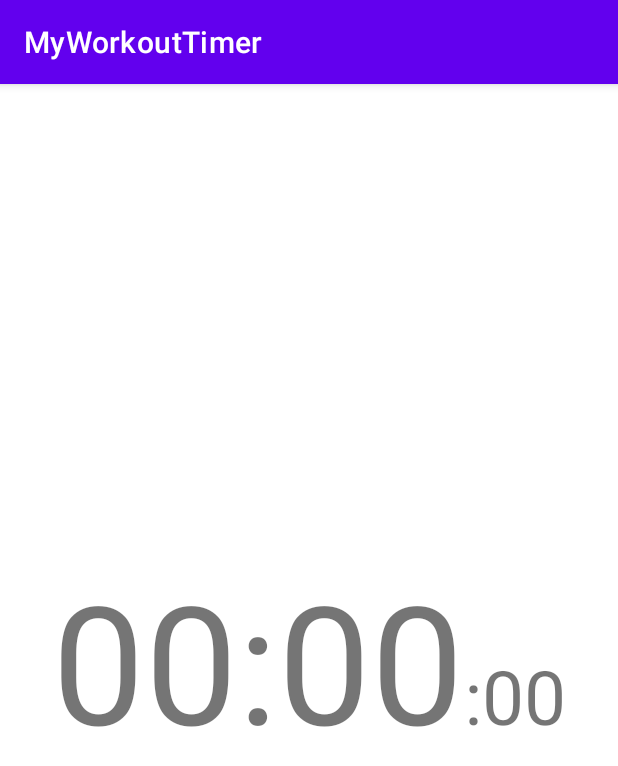
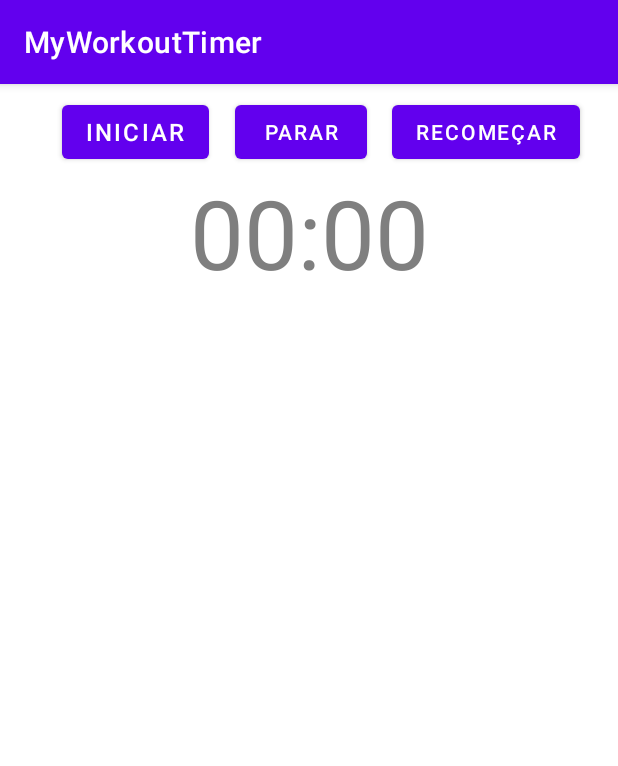
Before and after one commit to vcolofati/MyWorkoutTimerApp, an Android app: the screen it shows after launch (MainActivity), on a phone screen of 412 x 824 dp. Shown: the top 766 px of the screen. Run offline under Robolectric (Android 15) with nearby library versions, the phone set to English and light mode, and no system bars.

Commit message:
cronômetro criado, bem como botões para começar, parar e recomeçar treino.

```diff
--- a/app/build.gradle
+++ b/app/build.gradle
@@ -32,6 +32,7 @@ dependencies {
     implementation 'androidx.appcompat:appcompat:1.3.1'
     implementation 'com.google.android.material:material:1.4.0'
     implementation 'androidx.constraintlayout:constraintlayout:2.1.1'
+    implementation 'androidx.databinding:library:3.2.0-alpha11'
     testImplementation 'junit:junit:4.+'
     androidTestImplementation 'androidx.test.ext:junit:1.1.3'
     androidTestImplementation 'androidx.test.espresso:espresso-core:3.4.0'
--- a/app/src/main/AndroidManifest.xml
+++ b/app/src/main/AndroidManifest.xml
@@ -10,7 +10,7 @@
         android:supportsRtl="true"
         android:theme="@style/Theme.MyWorkoutTimer">
         <activity
-            android:name=".MainActivity"
+            android:name=".activities.MainActivity"
             android:exported="true">
             <intent-filter>
                 <action android:name="android.intent.action.MAIN" />
--- a/app/src/main/java/com/vcolofati/myworkouttimer/MainActivity.java
+++ /dev/null
@@ -1,25 +0,0 @@
-package com.vcolofati.myworkouttimer;
-
-import androidx.appcompat.app.AppCompatActivity;
-
-import android.os.Bundle;
-import android.widget.TextView;
-
-public class MainActivity extends AppCompatActivity {
-
-    private ViewHolder mViewHolder = new ViewHolder();
-
-    @Override
-    protected void onCreate(Bundle savedInstanceState) {
-        super.onCreate(savedInstanceState);
-        setContentView(R.layout.activity_main);
-
-        this.mViewHolder.textHourMinute = findViewById(R.id.text_hour_minute);
-        this.mViewHolder.textSeconds = findViewById(R.id.text_seconds);
-    }
-
-    private static class ViewHolder {
-        TextView textHourMinute;
-        TextView textSeconds;
-    }
-}
--- /dev/null
+++ b/app/src/main/java/com/vcolofati/myworkouttimer/activities/MainActivity.java
@@ -0,0 +1,35 @@
+package com.vcolofati.myworkouttimer.activities;
+
+import androidx.appcompat.app.AppCompatActivity;
+import androidx.databinding.DataBindingUtil;
+
+import android.os.Bundle;
+import android.os.SystemClock;
+import android.view.View;
+import android.widget.Button;
+import android.widget.Chronometer;
+import android.widget.TextView;
+
+import com.vcolofati.myworkouttimer.R;
+import com.vcolofati.myworkouttimer.util.MyChronometer;
+
+public class MainActivity extends AppCompatActivity {
+
+    private MyChronometer mChronometer = new MyChronometer();
+    private Button mStartButton, mStopButton, mResetButton;
+
+    @Override
+    protected void onCreate(Bundle savedInstanceState) {
+        super.onCreate(savedInstanceState);
+        setContentView(R.layout.activity_main);
+
+        mChronometer.setChronometer(findViewById(R.id.mainChronometer));
+        mStartButton = findViewById(R.id.buttonStart);
+        mStopButton = findViewById(R.id.buttonStop);
+        mResetButton = findViewById(R.id.buttonReset);
+
+        mStartButton.setOnClickListener(v -> mChronometer.start(v));
+        mStopButton.setOnClickListener(v -> mChronometer.stop(v));
+        mResetButton.setOnClickListener(v -> mChronometer.reset(v));
+    }
+}
--- /dev/null
+++ b/app/src/main/java/com/vcolofati/myworkouttimer/util/MyChronometer.java
@@ -0,0 +1,37 @@
+package com.vcolofati.myworkouttimer.util;
+
+import android.os.SystemClock;
+import android.view.View;
+import android.widget.Chronometer;
+
+public class MyChronometer {
+
+    private Chronometer mChronometer;
+    private boolean running;
+    private long pauseOffset;
+
+    public void setChronometer(Chronometer mChronometer) {
+        this.mChronometer = mChronometer;
+    }
+
+    public void start(View view) {
+        if (!running) {
+            mChronometer.setBase(SystemClock.elapsedRealtime() - pauseOffset);
+            mChronometer.start();
+            running = true;
+        }
+    }
+
+    public void stop(View view) {
+        if (running) {
+            mChronometer.stop();
+            pauseOffset = SystemClock.elapsedRealtime() - mChronometer.getBase();
+            running = false;
+        }
+    }
+
+    public void reset(View view) {
+        mChronometer.setBase(SystemClock.elapsedRealtime());
+        pauseOffset = 0;
+    }
+}
--- a/app/src/main/res/layout/activity_main.xml
+++ b/app/src/main/res/layout/activity_main.xml
@@ -4,29 +4,50 @@
     xmlns:tools="http://schemas.android.com/tools"
     android:layout_width="match_parent"
     android:layout_height="match_parent"
-    tools:context=".MainActivity">
+    android:layout_margin="8dp"
+    tools:context=".activities.MainActivity">
 
-    <TextView
-        android:id="@+id/text_hour_minute"
+
+    <Button
+        android:id="@+id/buttonStart"
         android:layout_width="wrap_content"
         android:layout_height="wrap_content"
-        android:textSize="110sp"
-        android:text="00:00"
-        app:layout_constraintHorizontal_chainStyle="packed"
-        app:layout_constraintBottom_toBottomOf="parent"
-        app:layout_constraintLeft_toLeftOf="parent"
-        app:layout_constraintRight_toLeftOf="@id/text_seconds"
+        android:layout_marginStart="16dp"
+        android:text="Iniciar"
+        android:textSize="16sp"
+        app:layout_constraintEnd_toStartOf="@+id/buttonStop"
+        app:layout_constraintHorizontal_bias="0.5"
+        app:layout_constraintStart_toStartOf="parent"
         app:layout_constraintTop_toTopOf="parent" />
 
-    <TextView
-        android:id="@+id/text_seconds"
+    <Button
+        android:id="@+id/buttonStop"
         android:layout_width="wrap_content"
         android:layout_height="wrap_content"
-        android:textSize="50sp"
-        android:text=":00"
-        app:layout_constraintBaseline_toBaselineOf="@id/text_hour_minute"
+        android:text="Parar"
+        app:layout_constraintEnd_toStartOf="@+id/buttonReset"
+        app:layout_constraintHorizontal_bias="0.5"
+        app:layout_constraintStart_toEndOf="@+id/buttonStart"
+        app:layout_constraintTop_toTopOf="parent" />
+
+    <Button
+        android:id="@+id/buttonReset"
+        android:layout_width="wrap_content"
+        android:layout_height="wrap_content"
+        android:text="Recomeçar"
+        app:layout_constraintEnd_toEndOf="parent"
+        app:layout_constraintHorizontal_bias="0.5"
+        app:layout_constraintStart_toEndOf="@+id/buttonStop"
+        app:layout_constraintTop_toTopOf="parent" />
+
+    <Chronometer
+        android:id="@+id/mainChronometer"
+        android:layout_width="wrap_content"
+        android:layout_height="wrap_content"
+        android:textColor="@color/grey"
+        android:textSize="64sp"
+        app:layout_constraintLeft_toLeftOf="parent"
         app:layout_constraintRight_toRightOf="parent"
-        app:layout_constraintLeft_toRightOf="@id/text_hour_minute" />
-
+        app:layout_constraintTop_toBottomOf="@+id/buttonStart" />
 
 </androidx.constraintlayout.widget.ConstraintLayout>
--- a/app/src/main/res/values/colors.xml
+++ b/app/src/main/res/values/colors.xml
@@ -7,4 +7,5 @@
     <color name="teal_700">#FF018786</color>
     <color name="black">#FF000000</color>
     <color name="white">#FFFFFFFF</color>
+    <color name="grey">#7F7F7F</color>
 </resources>
```
